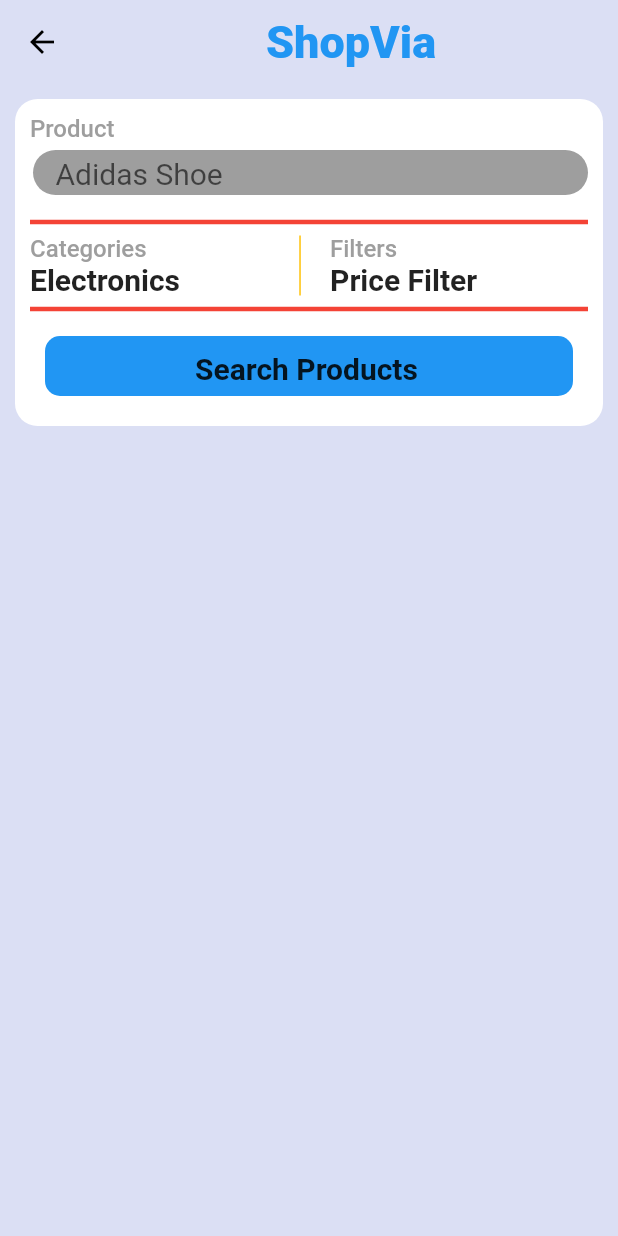
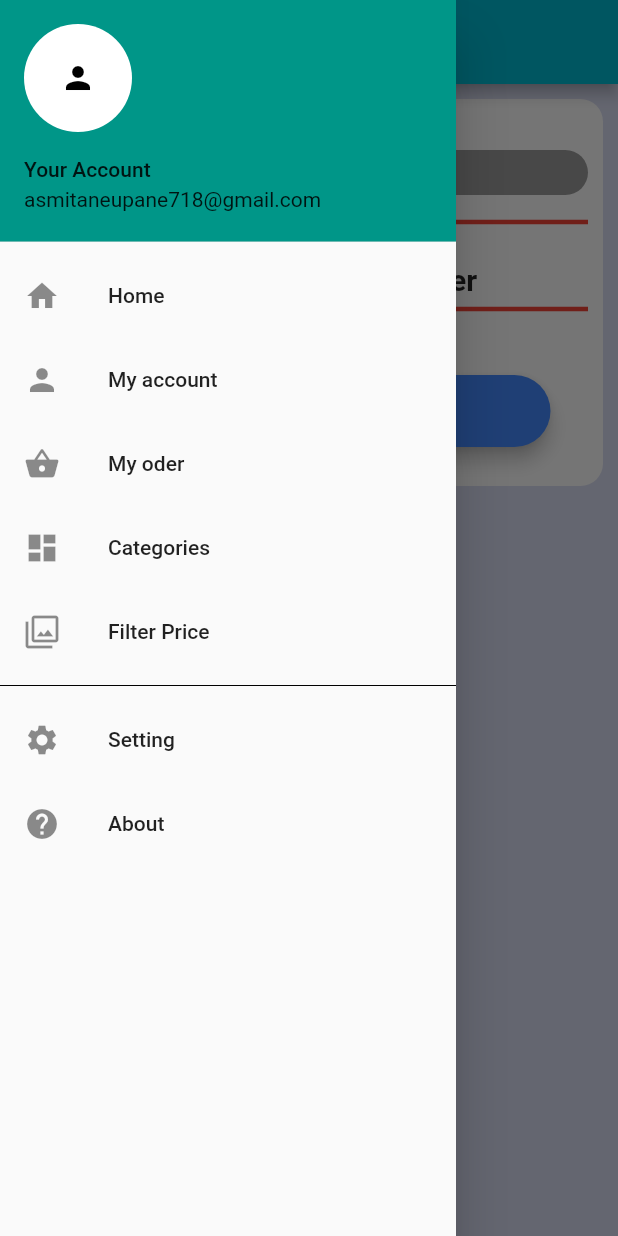
Before and after one commit to shopvia/ShopViaAp, a Flutter app: the MyHomePage screen opened directly, with the side drawer open (before the commit the screen has no drawer), on a phone screen of 412 x 824 dp. Run offline on Flutter 3.47's test engine with Material 2 defaults, Android fonts, the phone set to English and light mode, and no system bars.

Commit message:
adding pages

```diff
--- a/lib/home_page.dart
+++ b/lib/home_page.dart
@@ -1,6 +1,8 @@
 import 'package:flutter/cupertino.dart';
 import 'package:flutter/material.dart';
 import 'package:flutter/rendering.dart';
+import 'package:shopvia/components/roundButton.dart';
+import 'package:shopvia/screens/DrawerContent_screen.dart';
 import 'Constants.dart';
 
 class MyHomePage extends StatefulWidget {
@@ -13,14 +15,14 @@ class _MyHomePageState extends State<MyHomePage> {
   Widget build(BuildContext context) {
     return Scaffold(
       appBar: AppBar(
-        elevation: 0,
-        title: Center(
-          child: Text(
+        backgroundColor: Colors.cyan,
+        // elevation: 0,
+        title: Text(
             'ShopVia',
-            style: kAppBarText,
+            // style: kAppBarText,
           ),
         ),
-      ),
+
       body: SafeArea(
         child: Column(
           children: <Widget>[
@@ -130,26 +132,37 @@ class _MyHomePageState extends State<MyHomePage> {
                         thickness: 3,
                       ),
                     ),
+                    // Padding(
+                    //   padding: const EdgeInsets.only(
+                    //       left: 10, top: 10, right: 10, bottom: 10),
+                    //   child: Container(
+                    //     padding: EdgeInsets.only(
+                    //         left: 100, top: 10, right: 0, bottom: 10),
+                    //     //  margin: EdgeInsets.all(10),
+                    //     height: 40,
+                    //     width: 10,
+                    //     decoration: BoxDecoration(
+                    //       borderRadius: BorderRadius.circular(10),
+                    //       color: Colors.blue,
+                    //     ),
+                    //     child: Text(
+                    //       'Search Products',
+                    //       style: TextStyle(
+                    //           fontSize: 20, fontWeight: FontWeight.bold),
+                    //     ),
+                    //   ),
+                    // )
                     Padding(
-                      padding: const EdgeInsets.only(
-                          left: 10, top: 10, right: 10, bottom: 10),
-                      child: Container(
-                        padding: EdgeInsets.only(
-                            left: 100, top: 10, right: 0, bottom: 10),
-                        //  margin: EdgeInsets.all(10),
-                        height: 40,
-                        width: 10,
-                        decoration: BoxDecoration(
-                          borderRadius: BorderRadius.circular(10),
-                          color: Colors.blue,
-                        ),
-                        child: Text(
-                          'Search Products',
-                          style: TextStyle(
-                              fontSize: 20, fontWeight: FontWeight.bold),
-                        ),
+                      padding: EdgeInsets.only(top: 20, left: 25, right: 25),
+                      child: RoundedButton(
+                        title: 'Search',
+                        onpress: () {
+
+                        },
+                        colour: Colors.blueAccent,
                       ),
                     )
+
                   ],
                 ),
               ),
@@ -163,6 +176,7 @@ class _MyHomePageState extends State<MyHomePage> {
           ],
         ),
       ),
+      drawer: Drawercontent(),
     );
   }
 }
--- a/lib/screens/DrawerContent_screen.dart
+++ b/lib/screens/DrawerContent_screen.dart
@@ -15,15 +15,15 @@ class _DrawercontentState extends State<Drawercontent> {
           //header
           UserAccountsDrawerHeader(
             accountName: Text('Your Account'),
-            accountEmail: Text('santosh55@gmail.com'),
+            accountEmail: Text('asmitaneupane718@gmail.com'),
             currentAccountPicture: GestureDetector(
               child: CircleAvatar(
-                backgroundColor: Colors.grey,
-                child: Icon(Icons.person, color: Colors.white),
+                backgroundColor: Colors.white,
+                child: Icon(Icons.person, color: Colors.black),
               ),
             ),
             decoration: BoxDecoration(
-              color: Colors.red,
+              color: Colors.teal[500],
             ),
           ),
           //body
--- a/lib/screens/homepage_screen.dart
+++ b/lib/screens/homepage_screen.dart
@@ -16,8 +16,8 @@ class _HomePageScreenState extends State<HomePageScreen> {
     return Scaffold(
       backgroundColor: Colors.white70,
       appBar: AppBar(
-        title: Text('Shop Via'),
-        backgroundColor: Colors.redAccent,
+        title: Text('ShopVia'),
+        backgroundColor: Colors.cyan,
       ),
       body: Padding(
         padding: EdgeInsets.only(top: 20, left: 10, right: 10),
--- a/lib/screens/registration_screen.dart
+++ b/lib/screens/registration_screen.dart
@@ -18,7 +18,7 @@ class _RegistrationScreenState extends State<RegistrationScreen> {
         backgroundColor: Colors.cyan,
         title: Text('ShopVia'),
       ),
-      backgroundColor: Colors.blueGrey[50],
+      backgroundColor: Colors.white,
       body: SingleChildScrollView(
 
         child: Padding(
--- a/lib/screens/welcome_screen.dart
+++ b/lib/screens/welcome_screen.dart
@@ -1,6 +1,5 @@
 import 'package:flutter/material.dart';
 import 'package:shopvia/components/roundButton.dart';
-import 'package:shopvia/screens/homepage_screen.dart';
 import 'package:shopvia/screens/login_screen.dart';
 import 'package:shopvia/screens/registration_screen.dart';
 
```
Also changed, not shown: lib/screens/login_screen.dart (+4 -4 lines), 4 other files.
